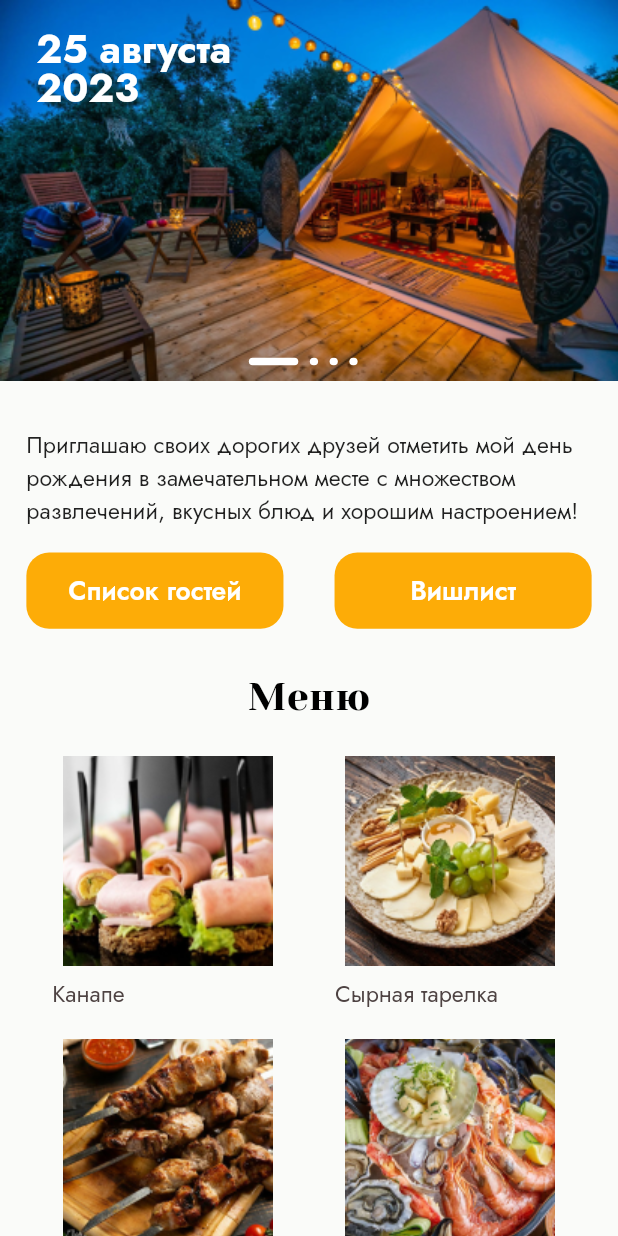
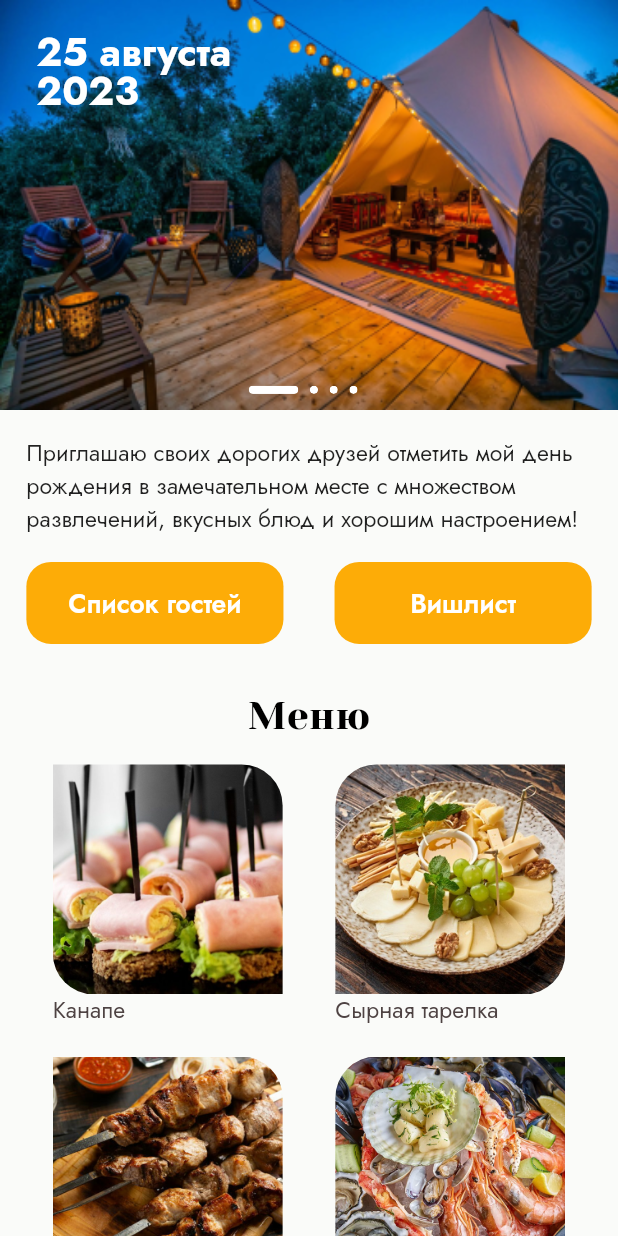
Before and after one commit to barbarisss/birthday_app, a Flutter app: the screen it shows after launch, on a phone screen of 412 x 824 dp. Run offline on Flutter 3.47's test engine with Material 2 defaults, Android fonts, the phone set to English and light mode, and no system bars; drawn by our look-alikes of carousel_slider; our stand-ins replace flutter_screenutil, flutter_svg; missing offline and left inert: yandex_mapkit.

Commit message:
refactor(main_screen): made some widgets responsive

```diff
--- a/lib/main.dart
+++ b/lib/main.dart
@@ -21,7 +21,7 @@ class MyApp extends StatelessWidget {
         theme: theme(),
         home: const MainScreenWidget(),
       ),
-      designSize: const Size(375, 812),
+      designSize: const Size(375, 753),
     );
   }
 }
--- a/lib/presentation/screens/main/main_screen.dart
+++ b/lib/presentation/screens/main/main_screen.dart
@@ -22,7 +22,6 @@ class MainScreenWidget extends StatelessWidget {
         body: ListView(
           children: [
             const SwiperWidget(),
-            SizedBox(height: 16.h),
             Padding(
               padding: EdgeInsets.symmetric(horizontal: 16.w),
               child: Column(
@@ -46,6 +45,7 @@ class MainScreenWidget extends StatelessWidget {
                   const _EntertaimentViewWidget(),
                   SizedBox(height: 30.h),
                   const _MapSectionWidget(),
+                  SizedBox(height: 100.h),
                 ],
               ),
             )
@@ -118,13 +118,18 @@ class _SwiperWidgetState extends State<SwiperWidget> {
               children: List.generate(images.length, (index) {
                 return Padding(
                   padding: EdgeInsets.only(right: 7.w),
+                  child: ClipRRect(
+                    borderRadius: BorderRadius.circular(20),
                     child: AnimatedContainer(
                       duration: const Duration(milliseconds: 300),
                       height: 5.h,
                       width: activePage == index ? 30.w : 5.w,
                       decoration: BoxDecoration(
                         color: AppColors.white,
-                      borderRadius: BorderRadius.circular(40.r),
+                        shape: activePage == index
+                            ? BoxShape.rectangle
+                            : BoxShape.circle,
+                      ),
                     ),
                   ),
                 );
@@ -208,38 +213,42 @@ class _MenuViewWidgetState extends State<_MenuViewWidget> {
           ),
         ),
         SizedBox(height: 16.h),
-        GridView.builder(
-          gridDelegate: const SliverGridDelegateWithFixedCrossAxisCount(
+        Padding(
+          padding: EdgeInsets.symmetric(horizontal: 16.w),
+          child: GridView.builder(
+            gridDelegate: SliverGridDelegateWithFixedCrossAxisCount(
               crossAxisCount: 2,
+              crossAxisSpacing: 32.w,
+              mainAxisSpacing: 16.w,
+              childAspectRatio: 0.865, //вот так все работает збс
             ),
             physics: const NeverScrollableScrollPhysics(),
             shrinkWrap: true,
+            // padding: EdgeInsets.all(20),
             itemCount: isColapsed == true ? 2 : items.length,
             itemBuilder: (context, index) {
               return Column(
+                crossAxisAlignment: CrossAxisAlignment.start,
                 children: [
-                Image.asset(
+                  ClipRRect(
+                    borderRadius: clipImage(index, 25.r),
+                    child: Image.asset(
                       items[index].image,
-                  width: 140.w,
-                  height: 154.h,
                     ),
-                SizedBox(
-                  width: 140.w,
-                  child: Align(
-                    alignment: Alignment.centerLeft,
-                    child: Text(
+                  ),
+                  Text(
                     items[index].title,
                     style: TextStyle(
                       color: AppColors.grey,
                       fontSize: 14.sp,
                     ),
                   ),
-                  ),
-                ),
                 ],
               );
             },
           ),
+        ),
+        SizedBox(height: 12.h),
         TextButton(
           onPressed: () {
             setState(() {
@@ -257,6 +266,22 @@ class _MenuViewWidgetState extends State<_MenuViewWidget> {
         )
       ],
     );
+  }
+
+  BorderRadiusGeometry clipImage(int index, double radius) {
+    final borderRadius = Radius.circular(radius);
+
+    if (index % 2 == 0) {
+      return BorderRadius.only(
+        topRight: borderRadius,
+        bottomLeft: borderRadius,
+      );
+    } else {
+      return BorderRadius.only(
+        topLeft: borderRadius,
+        bottomRight: borderRadius,
+      );
+    }
   }
 }
 
@@ -318,7 +343,7 @@ class _EntertaimentViewWidgetState extends State<_EntertaimentViewWidget> {
             fontSize: 24.sp,
           ),
         ),
-        SizedBox(height: 16.h),
+        // SizedBox(height: 4.h),
         ListView.separated(
           itemBuilder: (context, index) {
             return SizedBox(
@@ -326,12 +351,21 @@ class _EntertaimentViewWidgetState extends State<_EntertaimentViewWidget> {
               child: ListTile(
                 leading: Image.asset(
                   items[index].icon,
-                  width: 42.w,
-                  height: 42.h,
                 ),
-                title: Text(items[index].title),
+                title: Text(
+                  items[index].title,
+                  style: TextStyle(
+                    color: AppColors.black,
+                    fontWeight: FontWeight.w500,
+                    fontSize: 14.sp,
+                  ),
+                ),
                 subtitle: Text(
                   items[index].discription,
+                  style: TextStyle(
+                    color: AppColors.grey,
+                    fontSize: 14.sp,
+                  ),
                 ),
                 trailing: SvgPicture.asset(
                   AppIcons.arrow,
@@ -385,9 +419,12 @@ class _MapSectionWidgetState extends State<_MapSectionWidget> {
           child: const YandexMap(),
         ),
         SizedBox(height: 4.h),
-        const Text(
+        Text(
           AppStrings.address,
-          style: TextStyle(color: AppColors.grey),
+          style: TextStyle(
+            color: AppColors.grey,
+            fontSize: 14.sp,
+          ),
         ),
         SizedBox(height: 4.h),
         TextButton(
```
Also changed, not shown: assets/images/canapes.png, assets/images/cheese_plate.png, assets/images/fruits.png, assets/images/limonades.png, assets/images/seafood.png, assets/images/shashlik.png. Lines whose indentation alone changed are shown as unchanged.
